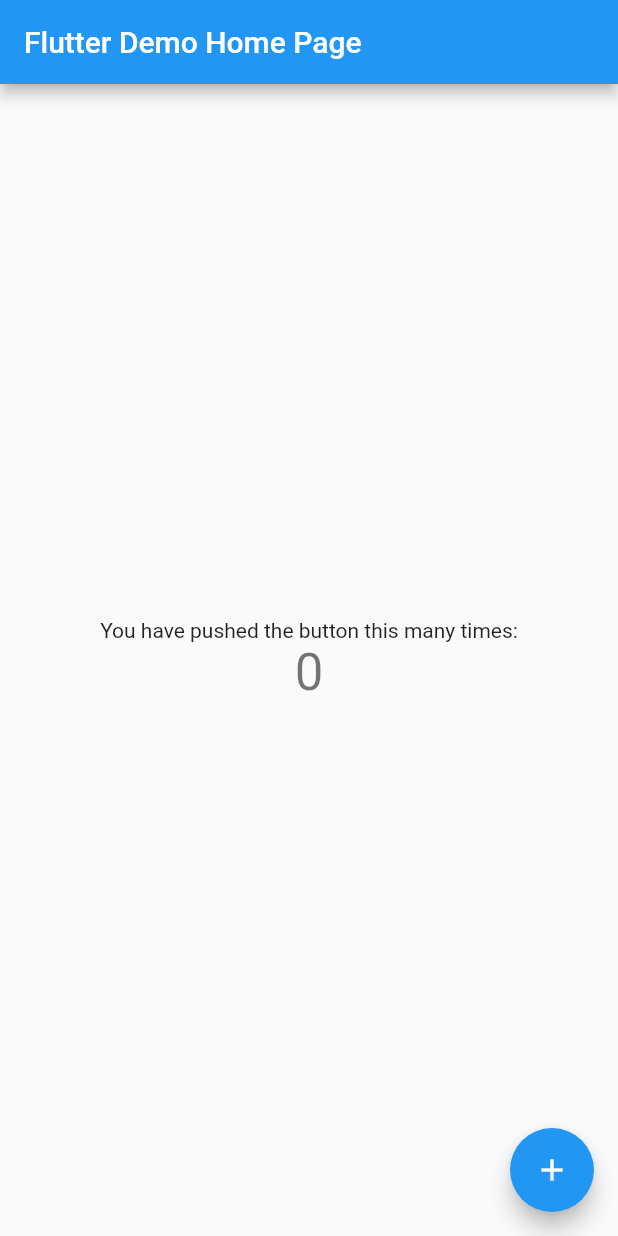
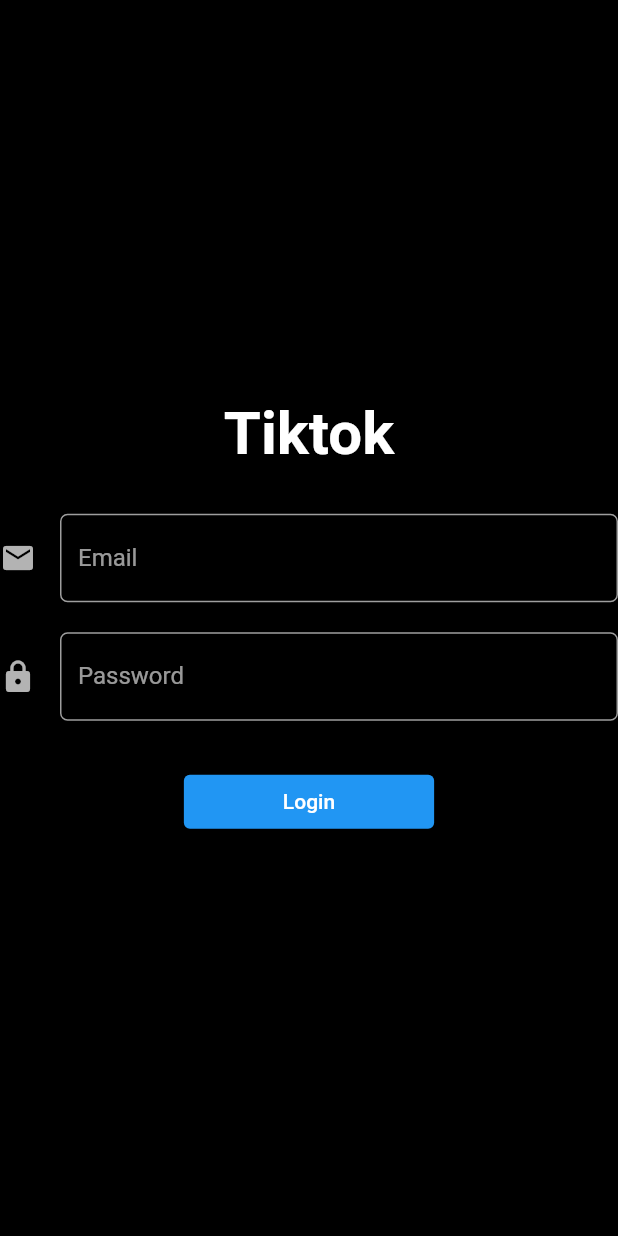
Before and after one commit to najmulmyself/TikTok-Clone, a Flutter app: the screen it shows after launch, on a phone screen of 412 x 824 dp. Run offline on Flutter 3.47's test engine with Material 2 defaults, Android fonts, the phone set to English and light mode, and no system bars.

Commit message:
login screen added

```diff
--- a/lib/constant.dart
+++ b/lib/constant.dart
@@ -1,6 +1,12 @@
+import 'dart:math';
+
 import 'package:flutter/material.dart';
 
-
+getRandomColor() => [
+  Colors.blueAccent,
+  Colors.redAccent,
+  Colors.greenAccent,
+][Random().nextInt(3)];
 
 // COLORS
 const backgroundColor = Colors.black;
--- a/lib/main.dart
+++ b/lib/main.dart
@@ -1,115 +1,18 @@
 import 'package:flutter/material.dart';
+import 'package:tiktok_clone/constant.dart';
+import 'package:tiktok_clone/view/screens/auth/login_screen.dart';
 
-void main() {
-  runApp(const MyApp());
-}
+void main() => runApp(const MyApp());
 
 class MyApp extends StatelessWidget {
   const MyApp({super.key});
 
-  // This widget is the root of your application.
   @override
   Widget build(BuildContext context) {
     return MaterialApp(
-      title: 'Flutter Demo',
-      theme: ThemeData(
-        // This is the theme of your application.
-        //
-        // Try running your application with "flutter run". You'll see the
-        // application has a blue toolbar. Then, without quitting the app, try
-        // changing the primarySwatch below to Colors.green and then invoke
-        // "hot reload" (press "r" in the console where you ran "flutter run",
-        // or simply save your changes to "hot reload" in a Flutter IDE).
-        // Notice that the counter didn't reset back to zero; the application
-        // is not restarted.
-        primarySwatch: Colors.blue,
-      ),
-      home: const MyHomePage(title: 'Flutter Demo Home Page'),
+      theme: ThemeData.dark().copyWith(scaffoldBackgroundColor: backgroundColor),
+      title: 'Material App',
+      home: LoginScreen(),
     );
   }
 }
-
-class MyHomePage extends StatefulWidget {
-  const MyHomePage({super.key, required this.title});
-
-  // This widget is the home page of your application. It is stateful, meaning
-  // that it has a State object (defined below) that contains fields that affect
-  // how it looks.
-
-  // This class is the configuration for the state. It holds the values (in this
-  // case the title) provided by the parent (in this case the App widget) and
-  // used by the build method of the State. Fields in a Widget subclass are
-  // always marked "final".
-
-  final String title;
-
-  @override
-  State<MyHomePage> createState() => _MyHomePageState();
-}
-
-class _MyHomePageState extends State<MyHomePage> {
-  int _counter = 0;
-
-  void _incrementCounter() {
-    setState(() {
-      // This call to setState tells the Flutter framework that something has
-      // changed in this State, which causes it to rerun the build method below
-      // so that the display can reflect the updated values. If we changed
-      // _counter without calling setState(), then the build method would not be
-      // called again, and so nothing would appear to happen.
-      _counter++;
-    });
-  }
-
-  @override
-  Widget build(BuildContext context) {
-    // This method is rerun every time setState is called, for instance as done
-    // by the _incrementCounter method above.
-    //
-    // The Flutter framework has been optimized to make rerunning build methods
-    // fast, so that you can just rebuild anything that needs updating rather
-    // than having to individually change instances of widgets.
-    return Scaffold(
-      appBar: AppBar(
-        // Here we take the value from the MyHomePage object that was created by
-        // the App.build method, and use it to set our appbar title.
-        title: Text(widget.title),
-      ),
-      body: Center(
-        // Center is a layout widget. It takes a single child and positions it
-        // in the middle of the parent.
-        child: Column(
-          // Column is also a layout widget. It takes a list of children and
-          // arranges them vertically. By default, it sizes itself to fit its
-          // children horizontally, and tries to be as tall as its parent.
-          //
-          // Invoke "debug painting" (press "p" in the console, choose the
-          // "Toggle Debug Paint" action from the Flutter Inspector in Android
-          // Studio, or the "Toggle Debug Paint" command in Visual Studio Code)
-          // to see the wireframe for each widget.
-          //
-          // Column has various properties to control how it sizes itself and
-          // how it positions its children. Here we use mainAxisAlignment to
-          // center the children vertically; the main axis here is the vertical
-          // axis because Columns are vertical (the cross axis would be
-          // horizontal).
-          mainAxisAlignment: MainAxisAlignment.center,
-          children: <Widget>[
-            const Text(
-              'You have pushed the button this many times:',
-            ),
-            Text(
-              '$_counter',
-              style: Theme.of(context).textTheme.headline4,
-            ),
-          ],
-        ),
-      ),
-      floatingActionButton: FloatingActionButton(
-        onPressed: _incrementCounter,
-        tooltip: 'Increment',
-        child: const Icon(Icons.add),
-      ), // This trailing comma makes auto-formatting nicer for build methods.
-    );
-  }
-}
--- /dev/null
+++ b/lib/view/screens/auth/login_screen.dart
@@ -0,0 +1,53 @@
+import 'package:flutter/material.dart';
+import 'package:tiktok_clone/view/widgets/glitchEffect.dart';
+import 'package:tiktok_clone/view/widgets/myTextfield.dart';
+
+class LoginScreen extends StatelessWidget {
+  TextEditingController emailController = TextEditingController();
+  TextEditingController passwordcontroller = TextEditingController();
+  @override
+  Widget build(BuildContext context) {
+    return Scaffold(
+      body: Column(
+        mainAxisAlignment: MainAxisAlignment.center,
+        children: [
+          GlithEffect(
+            child: Text(
+              "Tiktok",
+              style: TextStyle(
+                  fontSize: 40,
+                  color: Colors.white,
+                  fontWeight: FontWeight.bold),
+            ),
+          ),
+          SizedBox(
+            height: 30,
+          ),
+          TextInputField(
+              controller: emailController,
+              myIcon: Icons.email,
+              myLabelText: "Email"),
+          SizedBox(
+            height: 20,
+          ),
+          TextInputField(
+            controller: passwordcontroller,
+            myIcon: Icons.lock,
+            myLabelText: "Password",
+            toHide: true,
+          ),
+          SizedBox(
+            height: 30,
+          ),
+          ElevatedButton(
+            onPressed: () {},
+            child: Container(
+              padding: EdgeInsets.symmetric(horizontal: 50, vertical: 10),
+              child: Text("Login"),
+            ),
+          ),
+        ],
+      ),
+    );
+  }
+}
--- /dev/null
+++ b/lib/view/widgets/glitchEffect.dart
@@ -0,0 +1,188 @@
+import 'dart:async';
+import 'dart:math' as math;
+
+import 'package:flutter/material.dart';
+import 'package:tiktok_clone/constant.dart';
+
+class GlithEffect extends StatefulWidget {
+  GlithEffect({required this.child});
+
+  final Widget child;
+
+  @override
+  _GlithEffectState createState() => _GlithEffectState();
+}
+
+class _GlithEffectState extends State<GlithEffect>
+    with SingleTickerProviderStateMixin {
+  late GlitchController _controller;
+  late Timer _timer;
+
+  @override
+  void initState() {
+    _controller = GlitchController(
+      duration: Duration(
+        milliseconds: 400,
+      ),
+    );
+
+    _timer = Timer.periodic(
+      Duration(seconds: 3),
+          (_) {
+        _controller
+          ..reset()
+          ..forward();
+      },
+    );
+    super.initState();
+  }
+
+  @override
+  void dispose() {
+    super.dispose();
+    _timer.cancel();
+    _controller.dispose();
+  }
+
+  @override
+  Widget build(BuildContext context) {
+    return AnimatedBuilder(
+        animation: _controller,
+        builder: (_, __) {
+          var color = getRandomColor().withOpacity(0.5);
+          if (!_controller.isAnimating) {
+            return widget.child;
+          }
+          return Stack(
+            children: [
+              if (random.nextBool()) _clipedChild,
+              Transform.translate(
+                offset: randomOffset,
+                child: ShaderMask(
+                  shaderCallback: (Rect bounds) {
+                    return LinearGradient(
+                      colors: <Color>[
+                        color,
+                        color,
+                      ],
+                    ).createShader(bounds);
+                  },
+                  blendMode: BlendMode.srcATop,
+                  child: _clipedChild,
+                ),
+              ),
+            ],
+          );
+        });
+  }
+
+  Offset get randomOffset => Offset(
+    (random.nextInt(10) - 5).toDouble(),
+    (random.nextInt(10) - 5).toDouble(),
+  );
+  Widget get _clipedChild => ClipPath(
+    clipper: GlitchClipper(),
+    child: widget.child,
+  );
+}
+
+var random = math.Random();
+
+class GlitchClipper extends CustomClipper<Path> {
+  final deltaMax = 15;
+  final min = 3;
+
+  @override
+  getClip(Size size) {
+    var path = Path();
+    var y = randomStep;
+    while (y < size.height) {
+      var yRandom = randomStep;
+      var x = randomStep;
+
+      while (x < size.width) {
+        var xRandom = randomStep;
+        path.addRect(
+          Rect.fromPoints(
+            Offset(x, y.toDouble()),
+            Offset(x + xRandom, y + yRandom),
+          ),
+        );
+        x += randomStep * 2;
+      }
+      y += yRandom;
+    }
+
+    path.close();
+    return path;
+  }
+
+  double get randomStep => min + random.nextInt(deltaMax).toDouble();
+
+  @override
+  bool shouldReclip(covariant CustomClipper oldClipper) => true;
+}
+
+class GlitchController extends Animation<int>
+    with
+        AnimationEagerListenerMixin,
+        AnimationLocalListenersMixin,
+        AnimationLocalStatusListenersMixin {
+  GlitchController({required this.duration ,});
+
+  late Duration duration;
+  late List<Timer> _timers = [];
+  late bool isAnimating = false;
+
+  forward() {
+    isAnimating = true;
+    var oneStep = (duration.inMicroseconds / 3).round();
+    _status = AnimationStatus.forward;
+    _timers = [
+      Timer(
+        Duration(microseconds: oneStep),
+            () => setValue(1),
+      ),
+      Timer(
+        Duration(microseconds: oneStep * 2),
+            () => setValue(2),
+      ),
+      Timer(
+        Duration(microseconds: oneStep * 3),
+            () => setValue(3),
+      ),
+      Timer(
+        Duration(microseconds: oneStep * 4),
+            () {
+          _status = AnimationStatus.completed;
+          isAnimating = false;
+          notifyListeners();
+        },
+      ),
+    ];
+  }
+
+  setValue(value) {
+    _value = value;
+    notifyListeners();
+  }
+
+  reset() {
+    _status = AnimationStatus.dismissed;
+    _value = 0;
+  }
+
+  @override
+  void dispose() {
+    _timers.forEach((timer) => timer.cancel());
+    super.dispose();
+  }
+
+  @override
+  AnimationStatus get status => _status;
+  late AnimationStatus _status;
+
+  @override
+  int get value => _value;
+  late int _value;
+}
--- /dev/null
+++ b/lib/view/widgets/myTextfield.dart
@@ -0,0 +1,42 @@
+import 'package:flutter/material.dart';
+import 'package:tiktok_clone/constant.dart';
+
+
+class TextInputField extends StatelessWidget {
+  final TextEditingController controller;
+  final  IconData myIcon;
+  final String myLabelText;
+  final bool toHide;
+  TextInputField({Key? key ,
+  required this.controller,
+    required this.myIcon,
+    required this.myLabelText,
+    this.toHide = false,
+  }) : super(key: key);
+
+  @override
+  Widget build(BuildContext context) {
+    return TextField(
+      obscureText: toHide,
+      controller: controller,
+      decoration: InputDecoration(
+        icon: Icon(myIcon),
+
+        labelText: myLabelText,
+        enabledBorder: OutlineInputBorder(
+            borderRadius: BorderRadius.circular(5),
+            borderSide: const BorderSide(
+              color: borderColor,
+            )),
+        focusedBorder:  OutlineInputBorder(
+          borderRadius: BorderRadius.circular(5),
+        borderSide: const BorderSide(
+          color: borderColor,
+        ), ),
+
+      ),
+
+
+    );
+  }
+}
```
Also changed, not shown: lib/view/screens/auth/login.dart (deleted).
